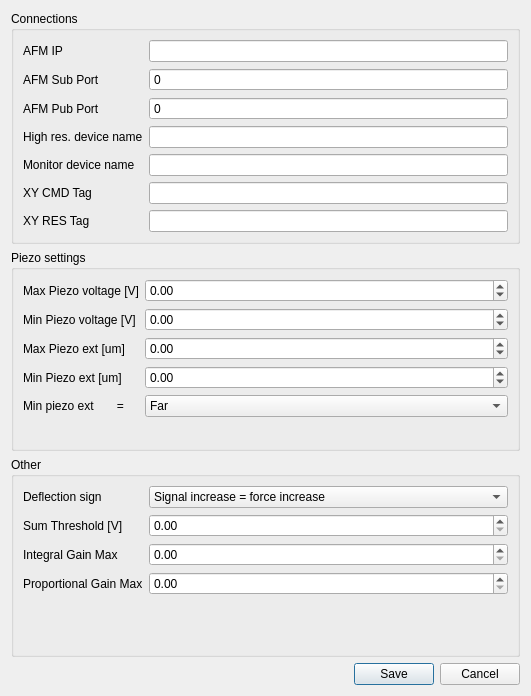
Qt form GUIs/hwConfig_dialog.ui (elandini/CoMPlEx) before a commit.
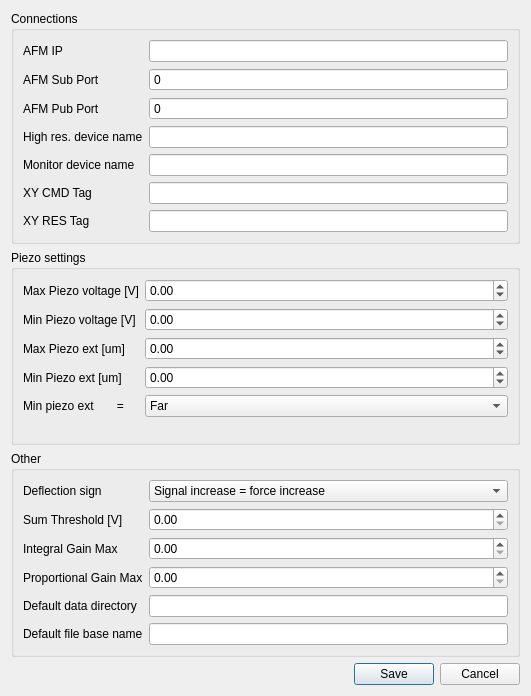
The same form after that commit.

Patch:
```diff
--- a/GUIs/hwConfig_dialog.ui
+++ b/GUIs/hwConfig_dialog.ui
@@ -277,6 +277,26 @@
         </property>
        </widget>
       </item>
+      <item row="5" column="1">
+       <widget class="QLineEdit" name="defBaseNameLine"/>
+      </item>
+      <item row="4" column="1">
+       <widget class="QLineEdit" name="defDirLine"/>
+      </item>
+      <item row="4" column="0">
+       <widget class="QLabel" name="label_17">
+        <property name="text">
+         <string>Default data directory</string>
+        </property>
+       </widget>
+      </item>
+      <item row="5" column="0">
+       <widget class="QLabel" name="label_18">
+        <property name="text">
+         <string>Default file base name</string>
+        </property>
+       </widget>
+      </item>
      </layout>
     </widget>
    </item>
```
Left out of the diff: 14 changed lines with no effect on the pictures.
